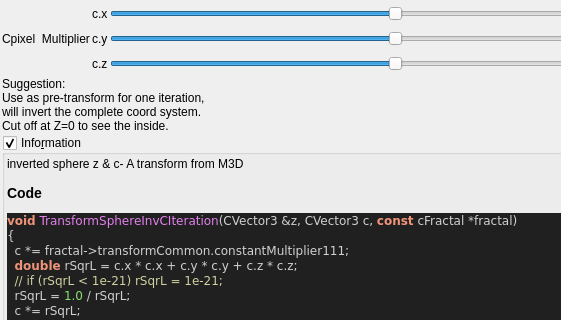
This is mandelbulber2/qt_data/fractal_transf_sphere_invC.ui in buddhi1980/mandelbulber2 as Qt 5 draws it before an edit; both pictures show x 0 to 561 and y 0 to 320 of the 772 by 523 pixel window. The edited form follows.
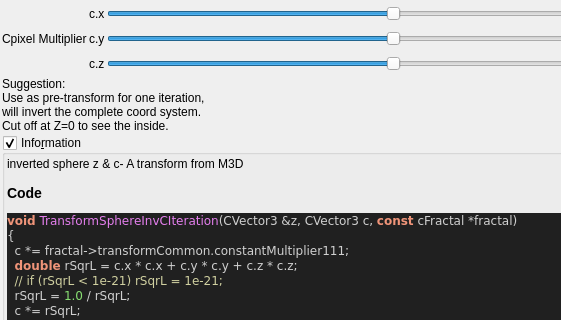
This is the edited form. Custom widgets are drawn as their Qt base class.

Patch:
```diff
--- a/mandelbulber2/qt_data/fractal_transf_sphere_invC.ui
+++ b/mandelbulber2/qt_data/fractal_transf_sphere_invC.ui
@@ -210,7 +210,7 @@
      <item row="1" column="0">
       <widget class="QLabel" name="label_114">
        <property name="text">
-        <string>Cpixel  Multiplier</string>
+        <string>Cpixel Multiplier</string>
        </property>
       </widget>
      </item>
```
